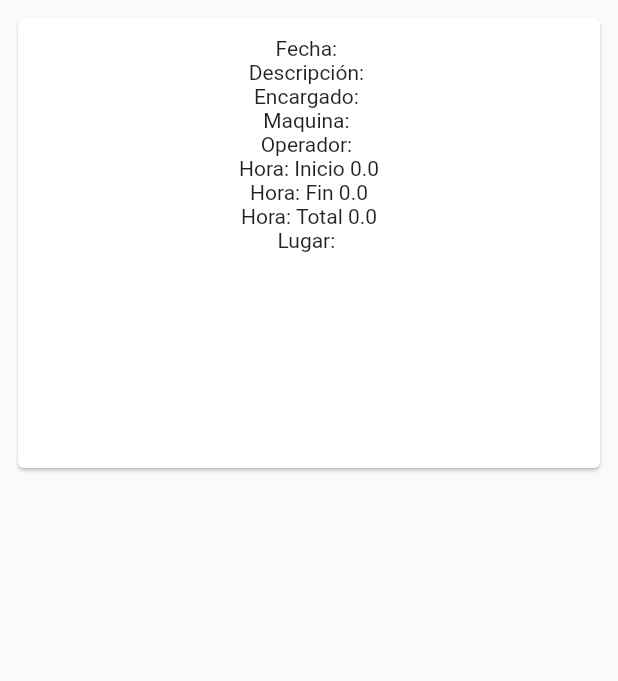
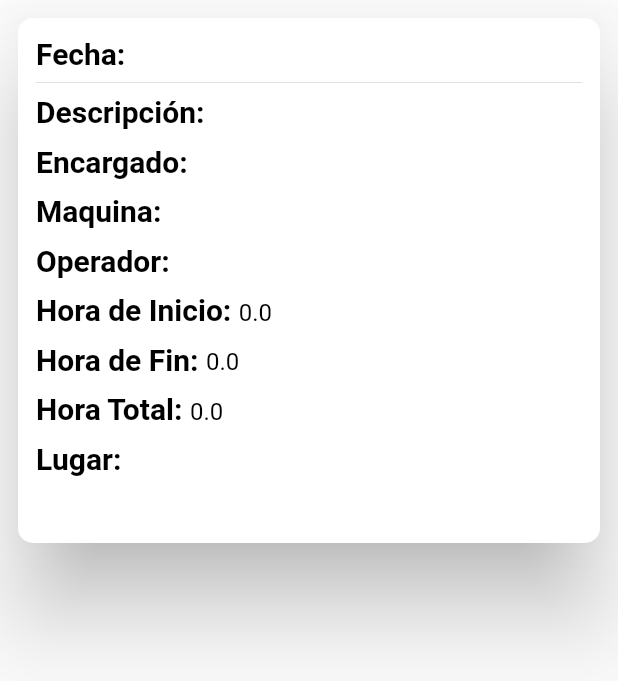
Before and after one commit to ramirezsebas/reporte_gen, a Flutter app: the ReporteCard widget shown alone on an empty page, opened directly with empty values, on a phone screen of 412 x 824 dp. Shown: the top 681 px of the screen. Run offline on Flutter 3.47's test engine with Material 2 defaults, Android fonts, the phone set to English and light mode, and no system bars; our stand-ins replace floor, get_it, open_file, pdf, sqflite; accounts and stored records are empty; generated files the repository leaves out were written again.

Commit message:
Mejora del Card

```diff
--- a/lib/shared/widgets/reporte_card.dart
+++ b/lib/shared/widgets/reporte_card.dart
@@ -1,6 +1,5 @@
 import 'package:flutter/material.dart';
 import 'package:report_generator/data/models/reporte.dart';
-import 'package:report_generator/shared/utils/date_manager.dart';
 
 class ReporteCard extends StatelessWidget {
   const ReporteCard({Key? key, required this.reporte}) : super(key: key);
@@ -10,25 +9,87 @@ class ReporteCard extends StatelessWidget {
   @override
   Widget build(BuildContext context) {
     return Card(
+      elevation: 25.0,
+      shape: RoundedRectangleBorder(
+        borderRadius: BorderRadius.circular(10),
+      ),
       margin: const EdgeInsets.all(12.0),
       child: Container(
         padding: const EdgeInsets.all(12.0),
         width: double.infinity,
-        height: 300,
+        height: 350,
         child: Column(
           children: [
-            Text("Fecha: ${reporte.fecha}"),
-            Text("Descripción: ${reporte.descripcion}"),
-            Text("Encargado: ${reporte.encargado}"),
-            Text("Maquina: ${reporte.maquina}"),
-            Text("Operador: ${reporte.operador}"),
-            Text("Hora: Inicio ${reporte.horaInicio}"),
-            Text("Hora: Fin ${reporte.horaFin}"),
-            Text("Hora: Total ${reporte.horaFin - reporte.horaInicio}"),
-            Text("Lugar: ${reporte.lugar}"),
+            CardText(label: "Fecha", value: reporte.fecha),
+            Divider(),
+            CardText(label: 'Descripción', value: reporte.descripcion),
+            SizedBox(
+              height: 10,
+            ),
+            CardText(label: 'Encargado', value: reporte.encargado),
+            SizedBox(
+              height: 10,
+            ),
+            CardText(label: 'Maquina', value: reporte.maquina),
+            SizedBox(
+              height: 10,
+            ),
+            CardText(label: "Operador", value: reporte.operador),
+            SizedBox(
+              height: 10,
+            ),
+            CardText(
+                label: "Hora de Inicio", value: reporte.horaInicio.toString()),
+            SizedBox(
+              height: 10,
+            ),
+            CardText(label: "Hora de Fin", value: reporte.horaFin.toString()),
+            SizedBox(
+              height: 10,
+            ),
+            CardText(
+                label: "Hora Total",
+                value: (reporte.horaFin - reporte.horaInicio).toString()),
+            SizedBox(
+              height: 10,
+            ),
+            CardText(label: "Lugar", value: reporte.lugar),
           ],
         ),
       ),
     );
   }
 }
+
+class CardText extends StatelessWidget {
+  const CardText({
+    Key? key,
+    required this.label,
+    required this.value,
+  }) : super(key: key);
+
+  final String label;
+  final String value;
+
+  @override
+  Widget build(BuildContext context) {
+    return Row(
+      mainAxisSize: MainAxisSize.max,
+      mainAxisAlignment: MainAxisAlignment.start,
+      crossAxisAlignment: CrossAxisAlignment.baseline,
+      textBaseline: TextBaseline.alphabetic,
+      children: [
+        Text(
+          "$label: ",
+          style: TextStyle(
+              color: Colors.black, fontSize: 20, fontWeight: FontWeight.bold),
+        ),
+        Text(
+          "$value",
+          style: TextStyle(
+              color: Colors.black, fontSize: 16, fontWeight: FontWeight.normal),
+        ),
+      ],
+    );
+  }
+}
```
